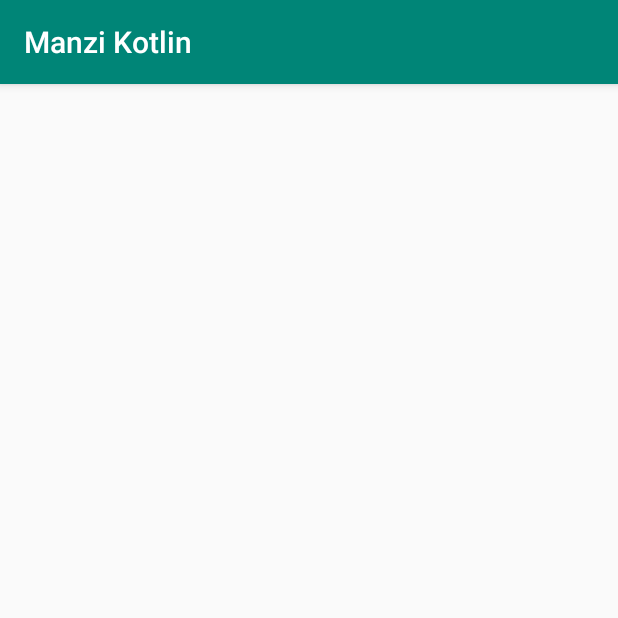
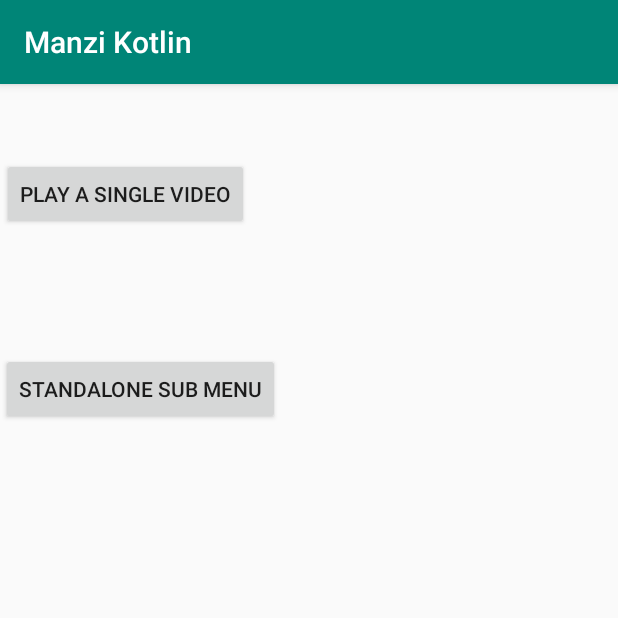
Before and after one commit to Breldan-Muturi/ManziKotlin, an Android app: the HomeActivity screen opened directly, with no data from a screen before it, on a phone screen of 412 x 824 dp, the top half of it. Run offline under Robolectric (Android 15) with nearby library versions, the phone set to English and light mode, and no system bars.

Commit message:
extend app layouts

```diff
--- a/app/src/main/res/layout/activity_home.xml
+++ b/app/src/main/res/layout/activity_home.xml
@@ -6,4 +6,28 @@
     android:layout_height="match_parent"
     tools:context=".HomeActivity">
 
+    <Button
+        android:id="@+id/btnStandAlone"
+        android:layout_width="wrap_content"
+        android:layout_height="wrap_content"
+        android:layout_marginTop="16dp"
+        android:layout_marginEnd="225dp"
+        android:layout_marginBottom="491dp"
+        android:text="@string/standalone_sub_menu"
+        app:layout_constraintBottom_toBottomOf="parent"
+        app:layout_constraintEnd_toEndOf="parent"
+        app:layout_constraintStart_toStartOf="parent"
+        app:layout_constraintTop_toBottomOf="@+id/btnPlaySingle" />
+
+    <Button
+        android:id="@+id/btnPlaySingle"
+        android:layout_width="wrap_content"
+        android:layout_height="wrap_content"
+        android:layout_marginEnd="245dp"
+        android:layout_marginBottom="16dp"
+        android:text="@string/play_single_video"
+        app:layout_constraintBottom_toTopOf="@id/btnStandAlone"
+        app:layout_constraintEnd_toEndOf="parent"
+        app:layout_constraintStart_toStartOf="parent"
+        app:layout_constraintTop_toTopOf="parent" />
 </androidx.constraintlayout.widget.ConstraintLayout>
--- a/app/src/main/res/values/strings.xml
+++ b/app/src/main/res/values/strings.xml
@@ -14,5 +14,9 @@
     <string name="action_search">Search</string>
     <string name="searchable_hint">Enter photo Tags</string>
     <string name="search_fail">No photos match Search Criteria.\n\n Use search icon to search for Photos</string>
+    <string name="play_single_video">play a single video</string>
+    <string name="standalone_sub_menu">standalone sub menu</string>
+    <string name="play_video">PLAY VIDEO</string>
+    <string name="play_playlist">play playlist</string>
     <!--    <string name="photo_author_text">%1$s %2$s %3$s</string>-->
 </resources>
```
Also changed, not shown: app/src/main/res/layout/activity_standalone.xml (added, +31 -0 lines).
